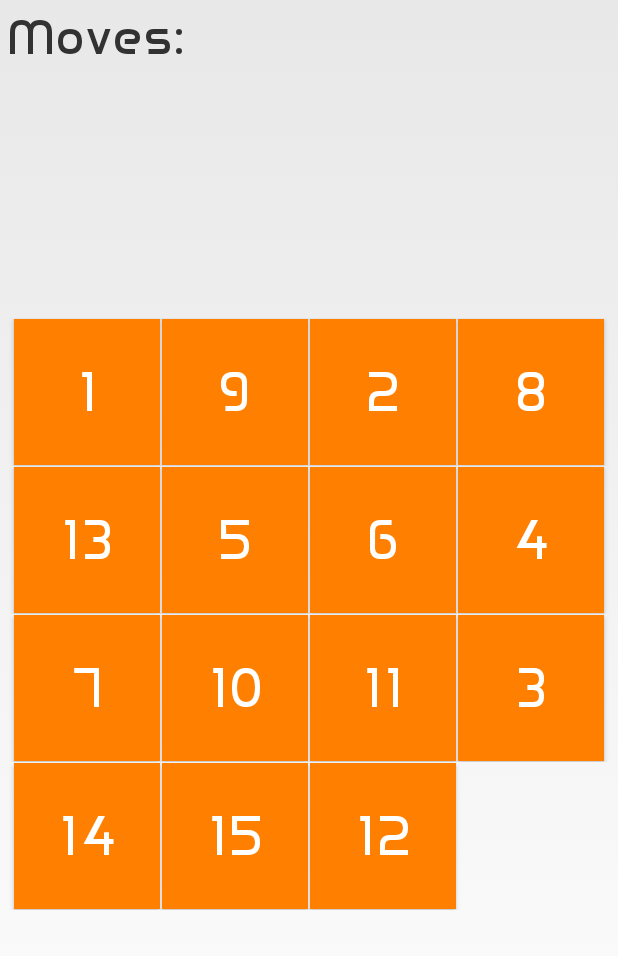
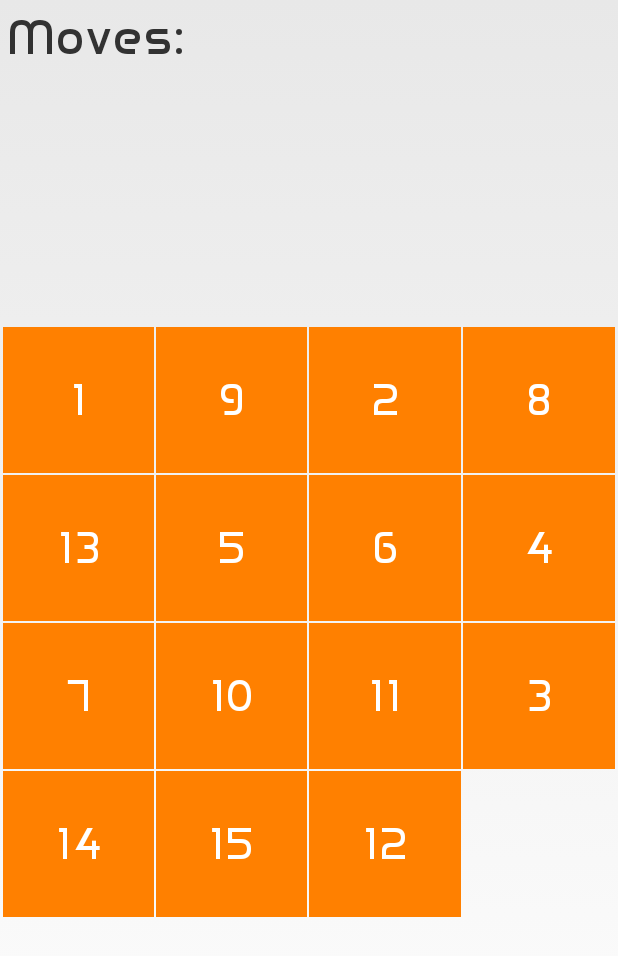
Before and after one commit to Kolodyazhniy/FifteenPuzzle, an Android app: the GameBoardActivity screen opened directly, with no data from a screen before it, on a phone screen of 412 x 824 dp. Shown: the top 956 px of the screen. Run offline under Robolectric (Android 15) with nearby library versions, the phone set to English and light mode, and no system bars.

Commit message:
Fixed bug when last column doesn't displayed correctly

```diff
--- a/app/build.gradle
+++ b/app/build.gradle
@@ -8,7 +8,7 @@ android {
         minSdkVersion 15
         targetSdkVersion 19
         versionCode 1
-        versionName "0.1.1"
+        versionName "0.1.3"
     }
 
     compileOptions {
--- a/app/src/main/java/ua/bringoff/developer/fifteenpuzzle/GameBoardActivity.java
+++ b/app/src/main/java/ua/bringoff/developer/fifteenpuzzle/GameBoardActivity.java
@@ -11,6 +11,7 @@ import android.graphics.Typeface;
 import android.media.MediaPlayer;
 import android.os.Bundle;
 import android.util.Log;
+import android.util.TypedValue;
 import android.view.Display;
 import android.view.Gravity;
 import android.view.View;
@@ -46,7 +47,7 @@ public class GameBoardActivity extends Activity {
 
     private int mButtonSize;
 
-    private int mMoves;
+    private int mMoves = 0;
 
     MediaPlayer mp;
 
@@ -66,7 +67,6 @@ public class GameBoardActivity extends Activity {
 
         mp = MediaPlayer.create(this, R.raw.button_move);
 
-        mMoves = 0;
         mMovesTextView = (TextView) findViewById(R.id.moves_text_view);
 
         shufflePuzzle();
@@ -95,13 +95,10 @@ public class GameBoardActivity extends Activity {
     }
 
     private void setSizes() {
-        Display display = getWindowManager().getDefaultDisplay();
-        Point screenSize = new Point();
-        display.getSize(screenSize);
-        int width = screenSize.x;
-        int height = screenSize.y;
-        mButtonSize = width / SIZE - 8;
-        mButtonsField.setPadding(0, (height - (mButtonSize * SIZE)) / 2 - SIZE * 2, 0, (height - (mButtonSize * SIZE)) / 2 - SIZE * 2);
+        int width = getResources().getDisplayMetrics().widthPixels;
+        int height = getResources().getDisplayMetrics().heightPixels;
+        mButtonSize = width / SIZE - SIZE * 2;
+        mButtonsField.setPadding(2, (height - (mButtonSize * SIZE)) / 2, 2, 0);
     }
 
 
@@ -114,19 +111,21 @@ public class GameBoardActivity extends Activity {
             layout.setOrientation(LinearLayout.HORIZONTAL);
             mButtonsField.addView(layout);
 
+
             for (int j = 0; j < SIZE; j++) {
                 LinearLayout.LayoutParams layoutParams = new LinearLayout.LayoutParams(
-                        LinearLayout.LayoutParams.WRAP_CONTENT, LinearLayout.LayoutParams.WRAP_CONTENT);
+                        LinearLayout.LayoutParams.WRAP_CONTENT, LinearLayout.LayoutParams.WRAP_CONTENT, 1f);
 
                 layoutParams.setMargins(1, 1, 1, 1);
 
-                Button button = new Button(getBaseContext());
+                Button button = new Button(this);
                 button.setId(ids[count]);
                 button.setTag(i + "," + j);
                 button.setWidth(mButtonSize);
                 button.setHeight(mButtonSize);
                 button.setTextColor(Color.WHITE);
-                button.setTextSize(mButtonSize / SIZE );
+                button.setTextSize(TypedValue.COMPLEX_UNIT_DIP, (mButtonSize / 5));
+                Log.d("Buttons", "Text size" + String.valueOf(button.getTextSize()));
                 button.setBackgroundColor(getResources().getColor(R.color.orange_cool));
                 button.setLayoutParams(layoutParams);
                 Typeface typeface = Typeface.createFromAsset(getAssets(), "fonts/DROID.TTF");
@@ -348,6 +347,7 @@ public class GameBoardActivity extends Activity {
                     btn.setText("" + mPuzzle[i][j]);
                     btn.setBackgroundColor(getResources().getColor(R.color.orange_cool));
                 }
+                //Log.d("Buttons", String.valueOf(btn.getWidth()));
                 count += 0x1;
             }
 
```
Also changed, not shown: 1 other file.
